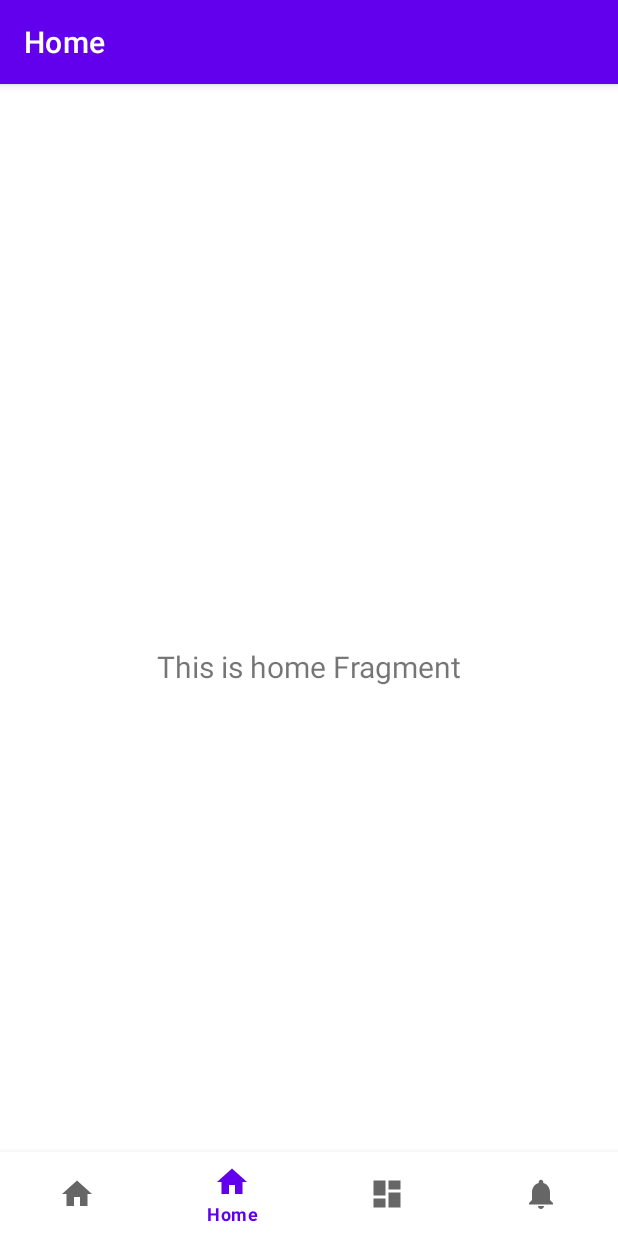
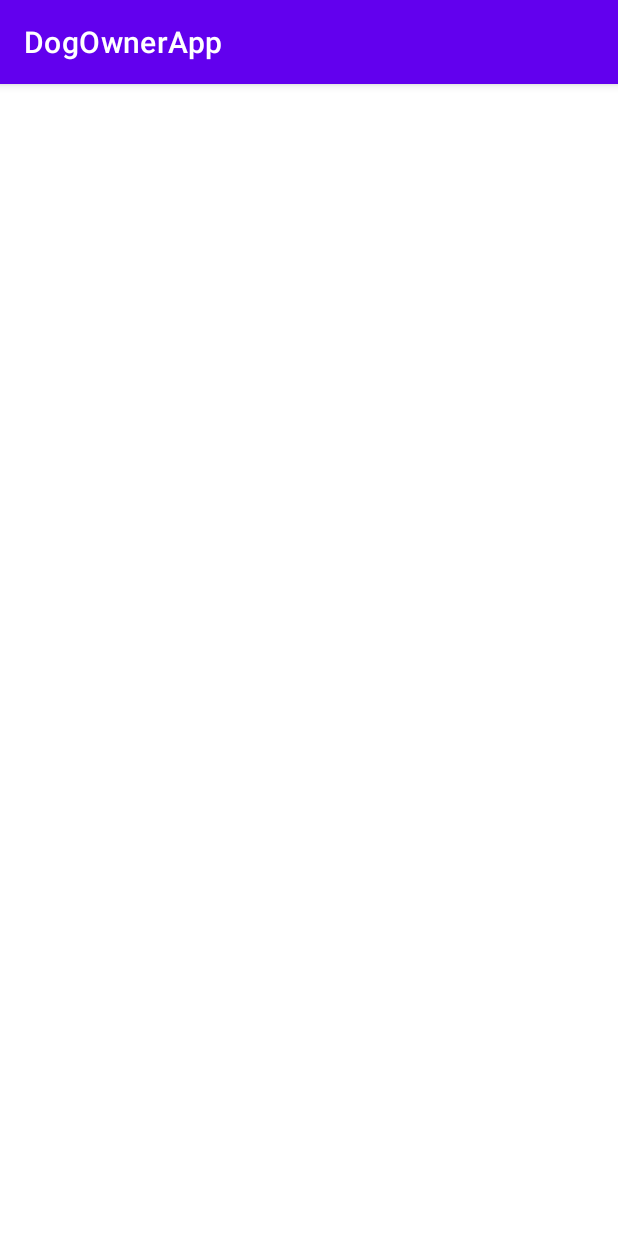
Before and after one commit to arinasirotinkina/DogOwnerApp, an Android app: the screen it shows after launch (MainActivity before the commit, LoginActivity after it), on a phone screen of 412 x 824 dp. Run offline under Robolectric (Android 15) with nearby library versions, the phone set to English and light mode, and no system bars; our stand-ins replace navigation-ui.

Commit message:
Login Activity created

```diff
--- a/app/build.gradle.kts
+++ b/app/build.gradle.kts
@@ -48,6 +48,7 @@ dependencies {
     implementation(libs.androidx.lifecycle.viewmodel.ktx)
     implementation(libs.androidx.navigation.fragment.ktx)
     implementation(libs.androidx.navigation.ui.ktx)
+    implementation(libs.androidx.activity)
     testImplementation(libs.junit)
     androidTestImplementation(libs.androidx.junit)
     androidTestImplementation(libs.androidx.espresso.core)
--- a/app/src/main/AndroidManifest.xml
+++ b/app/src/main/AndroidManifest.xml
@@ -13,6 +13,9 @@
         android:theme="@style/Theme.DogOwnerApp"
         tools:targetApi="31">
         <activity
+            android:name=".presentation.auth.LoginActivity"
+            android:exported="false" />
+        <activity
             android:name=".MainActivity"
             android:exported="true"
             android:label="@string/app_name">
--- a/app/src/main/java/com/example/dogownerapp/MainActivity.kt
+++ b/app/src/main/java/com/example/dogownerapp/MainActivity.kt
@@ -1,5 +1,6 @@
 package com.example.dogownerapp
 
+import android.content.Intent
 import android.os.Bundle
 import com.google.android.material.bottomnavigation.BottomNavigationView
 import androidx.appcompat.app.AppCompatActivity
@@ -8,6 +9,8 @@ import androidx.navigation.ui.AppBarConfiguration
 import androidx.navigation.ui.setupActionBarWithNavController
 import androidx.navigation.ui.setupWithNavController
 import com.example.dogownerapp.databinding.ActivityMainBinding
+import com.example.dogownerapp.presentation.auth.LoginActivity
+import kotlinx.coroutines.runBlocking
 
 class MainActivity : AppCompatActivity() {
 
@@ -19,6 +22,11 @@ class MainActivity : AppCompatActivity() {
         binding = ActivityMainBinding.inflate(layoutInflater)
         setContentView(binding.root)
 
+
+        if (true) {
+            startActivity(Intent(applicationContext, LoginActivity::class.java))
+
+        }
         val navView: BottomNavigationView = binding.navView
 
         val navController = findNavController(R.id.nav_host_fragment_activity_main)
--- /dev/null
+++ b/app/src/main/java/com/example/dogownerapp/presentation/auth/LoginActivity.kt
@@ -0,0 +1,21 @@
+package com.example.dogownerapp.presentation.auth
+
+import android.os.Bundle
+import androidx.activity.enableEdgeToEdge
+import androidx.appcompat.app.AppCompatActivity
+import androidx.core.view.ViewCompat
+import androidx.core.view.WindowInsetsCompat
+import com.example.dogownerapp.R
+
+class LoginActivity : AppCompatActivity() {
+    override fun onCreate(savedInstanceState: Bundle?) {
+        super.onCreate(savedInstanceState)
+        enableEdgeToEdge()
+        setContentView(R.layout.activity_login)
+        ViewCompat.setOnApplyWindowInsetsListener(findViewById(R.id.main)) { v, insets ->
+            val systemBars = insets.getInsets(WindowInsetsCompat.Type.systemBars())
+            v.setPadding(systemBars.left, systemBars.top, systemBars.right, systemBars.bottom)
+            insets
+        }
+    }
+}
--- /dev/null
+++ b/app/src/main/res/layout/activity_login.xml
@@ -0,0 +1,10 @@
+<?xml version="1.0" encoding="utf-8"?>
+<androidx.constraintlayout.widget.ConstraintLayout xmlns:android="http://schemas.android.com/apk/res/android"
+    xmlns:app="http://schemas.android.com/apk/res-auto"
+    xmlns:tools="http://schemas.android.com/tools"
+    android:id="@+id/main"
+    android:layout_width="match_parent"
+    android:layout_height="match_parent"
+    tools:context=".presentation.auth.LoginActivity">
+
+</androidx.constraintlayout.widget.ConstraintLayout>
--- a/gradle/libs.versions.toml
+++ b/gradle/libs.versions.toml
@@ -12,6 +12,7 @@ lifecycleLivedataKtx = "2.6.1"
 lifecycleViewmodelKtx = "2.6.1"
 navigationFragmentKtx = "2.8.5"
 navigationUiKtx = "2.8.5"
+activity = "1.10.0"
 
 [libraries]
 androidx-core-ktx = { group = "androidx.core", name = "core-ktx", version.ref = "coreKtx" }
@@ -25,6 +26,7 @@ androidx-lifecycle-livedata-ktx = { group = "androidx.lifecycle", name = "lifecy
 androidx-lifecycle-viewmodel-ktx = { group = "androidx.lifecycle", name = "lifecycle-viewmodel-ktx", version.ref = "lifecycleViewmodelKtx" }
 androidx-navigation-fragment-ktx = { group = "androidx.navigation", name = "navigation-fragment-ktx", version.ref = "navigationFragmentKtx" }
 androidx-navigation-ui-ktx = { group = "androidx.navigation", name = "navigation-ui-ktx", version.ref = "navigationUiKtx" }
+androidx-activity = { group = "androidx.activity", name = "activity", version.ref = "activity" }
 
 [plugins]
 android-application = { id = "com.android.application", version.ref = "agp" }
```
